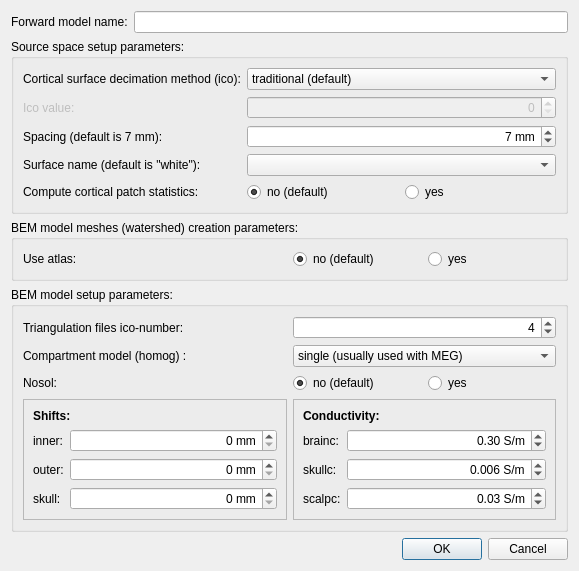
Old version of the form meggie_batch/ui/qt4Designer_ui_files/forwardModelDialog.ui in the repository cibr-jyu/meggie.
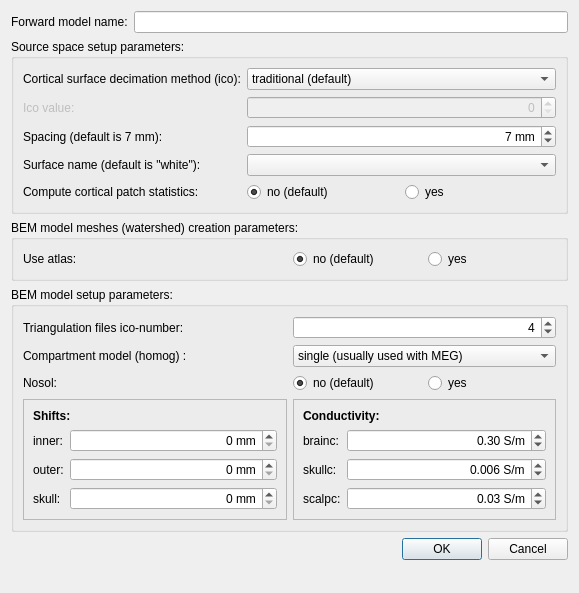
New version of the form.

```diff
--- a/meggie_batch/ui/qt4Designer_ui_files/forwardModelDialog.ui
+++ b/meggie_batch/ui/qt4Designer_ui_files/forwardModelDialog.ui
@@ -7,7 +7,7 @@
     <x>0</x>
     <y>0</y>
     <width>579</width>
-    <height>564</height>
+    <height>593</height>
    </rect>
   </property>
   <property name="windowTitle">
```
